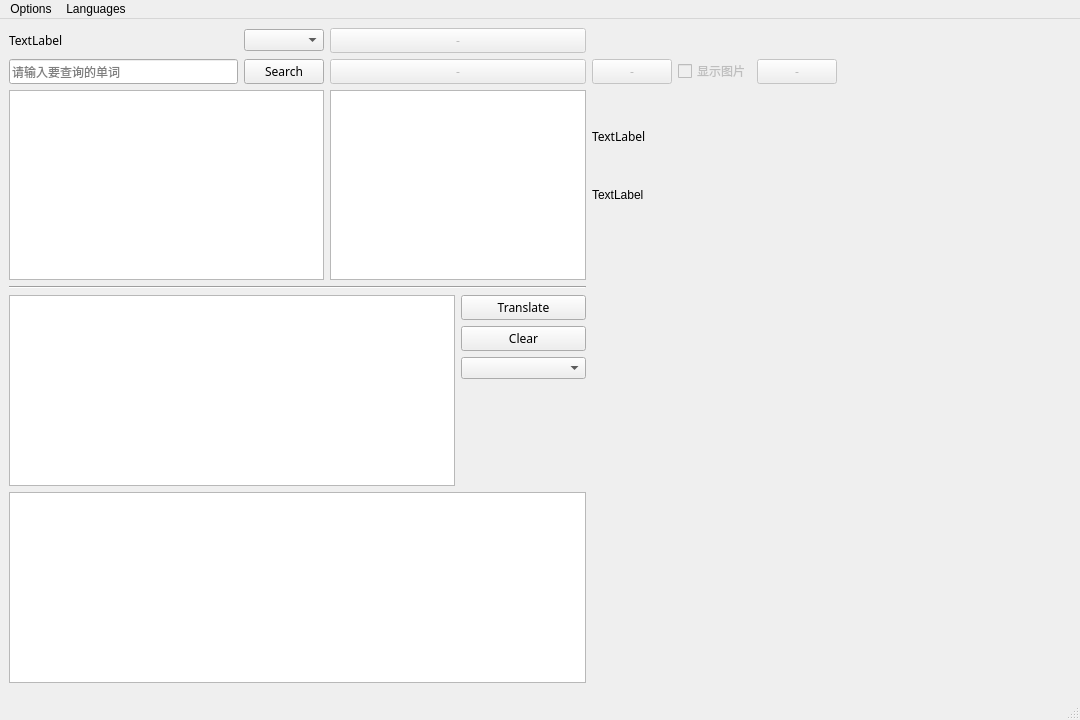
First picture: the form in ui/dict.ui, repository Pickaxe233/Lite-Dict, before the edit.
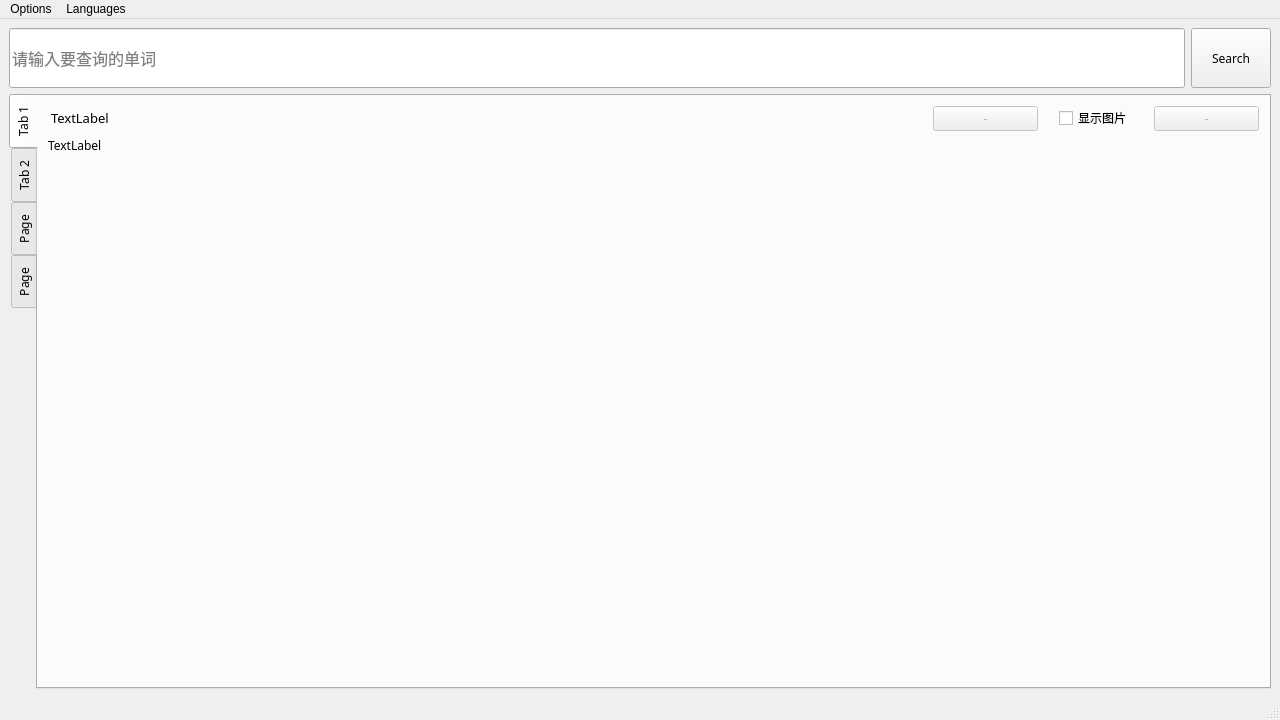
Second picture: the form after the edit.

Patch:
```diff
--- a/ui/dict.ui
+++ b/ui/dict.ui
@@ -6,13 +6,13 @@
    <rect>
     <x>0</x>
     <y>0</y>
-    <width>1080</width>
+    <width>1280</width>
     <height>720</height>
    </rect>
   </property>
   <property name="minimumSize">
    <size>
-    <width>1080</width>
+    <width>1280</width>
     <height>720</height>
    </size>
   </property>
@@ -30,28 +30,100 @@
   </property>
   <widget class="QWidget" name="centralwidget">
    <layout class="QGridLayout" name="gridLayout">
-    <item row="18" column="0">
-     <widget class="QLineEdit" name="lineEdit">
-      <property name="minimumSize">
-       <size>
-        <width>150</width>
-        <height>0</height>
-       </size>
+    <item row="4" column="0" rowspan="2" colspan="2">
+     <widget class="QTabWidget" name="tabWidget">
+      <property name="font">
+       <font>
+        <family>等线</family>
+       </font>
       </property>
+      <property name="tabPosition">
+       <enum>QTabWidget::West</enum>
+      </property>
+      <property name="currentIndex">
+       <number>0</number>
+      </property>
+      <widget class="QWidget" name="tab">
+       <attribute name="title">
+        <string>Tab 1</string>
+       </attribute>
+       <widget class="QWidget" name="gridLayoutWidget">
+        <property name="geometry">
+         <rect>
+          <x>0</x>
+          <y>0</y>
+          <width>1231</width>
+          <height>571</height>
+         </rect>
+        </property>
+        <layout class="QGridLayout" name="gridLayout_2">
+         <property name="leftMargin">
+          <number>10</number>
+         </property>
+         <property name="topMargin">
+          <number>10</number>
+         </property>
+         <property name="rightMargin">
+          <number>10</number>
+         </property>
+         <property name="bottomMargin">
+          <number>10</number>
+         </property>
+         <item row="2" column="10">
+          <widget class="QPushButton" name="pushButton_4">
+           <property name="enabled">
+            <bool>false</bool>
+           </property>
       <property name="font">
        <font>
         <family>等线</family>
        </font>
       </property>
-      <property name="placeholderText">
-       <string>请输入要查询的单词</string>
-      </property>
-      <property name="clearButtonEnabled">
+           <property name="text">
+            <string>-</string>
+           </property>
+          </widget>
+         </item>
+         <item row="2" column="0" colspan="8">
+          <widget class="QLabel" name="label_3">
+           <property name="font">
+            <font>
+             <family>等线</family>
+             <pointsize>10</pointsize>
+            </font>
+           </property>
+           <property name="text">
+            <string>TextLabel</string>
+           </property>
+           <property name="textFormat">
+            <enum>Qt::RichText</enum>
+           </property>
+           <property name="scaledContents">
+            <bool>false</bool>
+           </property>
+           <property name="wordWrap">
        <bool>true</bool>
       </property>
-     </widget>
-    </item>
-    <item row="26" column="3">
+           <property name="indent">
+            <number>3</number>
+           </property>
+          </widget>
+         </item>
+         <item row="2" column="9" alignment="Qt::AlignHCenter">
+          <widget class="QCheckBox" name="checkBox">
+           <property name="text">
+            <string>显示图片</string>
+           </property>
+          </widget>
+         </item>
+         <item row="3" column="0" colspan="11">
+          <widget class="QLabel" name="label">
+           <property name="text">
+            <string>TextLabel</string>
+           </property>
+          </widget>
+         </item>
+         <item row="4" column="0" colspan="11">
      <spacer name="verticalSpacer">
       <property name="orientation">
        <enum>Qt::Vertical</enum>
@@ -64,20 +136,8 @@
       </property>
      </spacer>
     </item>
-    <item row="18" column="1">
-     <widget class="QPushButton" name="pushButton">
-      <property name="font">
-       <font>
-        <family>等线</family>
-       </font>
-      </property>
-      <property name="text">
-       <string>Search</string>
-      </property>
-     </widget>
-    </item>
-    <item row="18" column="9">
-     <widget class="QPushButton" name="pushButton_4">
+         <item row="2" column="8">
+          <widget class="QPushButton" name="pushButton_5">
       <property name="enabled">
        <bool>false</bool>
       </property>
@@ -91,41 +151,110 @@
       </property>
      </widget>
     </item>
-    <item row="22" column="0" colspan="4">
-     <widget class="Line" name="line">
+        </layout>
+       </widget>
+      </widget>
+      <widget class="QWidget" name="tab_2">
+       <attribute name="title">
+        <string>Tab 2</string>
+       </attribute>
+       <widget class="QWidget" name="gridLayoutWidget_2">
+        <property name="geometry">
+         <rect>
+          <x>0</x>
+          <y>0</y>
+          <width>1231</width>
+          <height>571</height>
+         </rect>
+        </property>
+        <layout class="QGridLayout" name="gridLayout_3">
+         <property name="leftMargin">
+          <number>10</number>
+         </property>
+         <property name="topMargin">
+          <number>10</number>
+         </property>
+         <item row="3" column="0" colspan="6">
+          <widget class="QListWidget" name="listWidget_2">
+           <property name="font">
+            <font>
+             <family>等线</family>
+            </font>
+           </property>
+           <property name="wordWrap">
+            <bool>true</bool>
+           </property>
+          </widget>
+         </item>
+         <item row="1" column="5">
+          <spacer name="horizontalSpacer">
       <property name="orientation">
        <enum>Qt::Horizontal</enum>
       </property>
-     </widget>
-    </item>
-    <item row="18" column="8">
-     <widget class="QCheckBox" name="checkBox">
+           <property name="sizeHint" stdset="0">
+            <size>
+             <width>40</width>
+             <height>20</height>
+            </size>
+           </property>
+          </spacer>
+         </item>
+         <item row="1" column="0" colspan="3">
+          <widget class="QPushButton" name="pushButton_2">
       <property name="enabled">
        <bool>false</bool>
       </property>
       <property name="font">
        <font>
         <family>等线</family>
+             <pointsize>12</pointsize>
        </font>
       </property>
       <property name="text">
-       <string>显示图片</string>
+            <string>-</string>
       </property>
      </widget>
     </item>
-    <item row="24" column="3">
-     <widget class="QPushButton" name="pushButton_7">
+         <item row="0" column="0" colspan="5">
+          <widget class="QLabel" name="label_2">
       <property name="font">
        <font>
         <family>等线</family>
+             <pointsize>20</pointsize>
+             <bold>true</bold>
        </font>
       </property>
       <property name="text">
-       <string>Clear</string>
-      </property>
-     </widget>
-    </item>
-    <item row="20" column="0" rowspan="2" colspan="2">
+            <string>TextLabel</string>
+           </property>
+           <property name="margin">
+            <number>10</number>
+           </property>
+          </widget>
+         </item>
+         <item row="1" column="3" colspan="2">
+          <widget class="QPushButton" name="pushButton_3">
+           <property name="enabled">
+            <bool>false</bool>
+           </property>
+           <property name="minimumSize">
+            <size>
+             <width>150</width>
+             <height>0</height>
+            </size>
+           </property>
+           <property name="font">
+            <font>
+             <family>等线</family>
+             <pointsize>12</pointsize>
+            </font>
+           </property>
+           <property name="text">
+            <string>-</string>
+           </property>
+          </widget>
+         </item>
+         <item row="2" column="0" colspan="6">
      <widget class="QListWidget" name="listWidget">
       <property name="font">
        <font>
@@ -149,126 +278,60 @@
       </property>
      </widget>
     </item>
-    <item row="23" column="0" rowspan="4" colspan="3">
-     <widget class="QPlainTextEdit" name="plainTextEdit"/>
-    </item>
-    <item row="20" column="2" rowspan="2" colspan="2">
-     <widget class="QListWidget" name="listWidget_2">
-      <property name="font">
-       <font>
-        <family>等线</family>
-       </font>
-      </property>
-      <property name="wordWrap">
-       <bool>true</bool>
-      </property>
-     </widget>
-    </item>
-    <item row="18" column="6" colspan="2">
-     <widget class="QPushButton" name="pushButton_5">
-      <property name="enabled">
-       <bool>false</bool>
-      </property>
-      <property name="font">
-       <font>
-        <family>等线</family>
-       </font>
-      </property>
-      <property name="text">
-       <string>-</string>
-      </property>
-     </widget>
-    </item>
-    <item row="18" column="10">
-     <spacer name="horizontalSpacer">
-      <property name="orientation">
-       <enum>Qt::Horizontal</enum>
-      </property>
-      <property name="sizeHint" stdset="0">
-       <size>
-        <width>40</width>
-        <height>20</height>
-       </size>
-      </property>
-     </spacer>
-    </item>
-    <item row="27" column="0" colspan="4">
-     <widget class="QTextBrowser" name="textBrowser">
-      <property name="openLinks">
-       <bool>false</bool>
-      </property>
-     </widget>
-    </item>
-    <item row="25" column="3">
-     <widget class="QComboBox" name="comboBox_2"/>
-    </item>
-    <item row="23" column="3">
-     <widget class="QPushButton" name="pushButton_6">
-      <property name="font">
-       <font>
-        <family>等线</family>
-       </font>
-      </property>
-      <property name="text">
-       <string>Translate</string>
-      </property>
-     </widget>
-    </item>
-    <item row="20" column="6" colspan="5">
-     <widget class="QLabel" name="label_3">
-      <property name="font">
-       <font>
-        <family>等线</family>
-       </font>
-      </property>
-      <property name="text">
-       <string>TextLabel</string>
-      </property>
-      <property name="wordWrap">
-       <bool>true</bool>
-      </property>
-     </widget>
+        </layout>
+       </widget>
+      </widget>
+      <widget class="QWidget" name="tab_3">
+       <attribute name="title">
+        <string>Page</string>
+       </attribute>
+       <widget class="QWidget" name="gridLayoutWidget_3">
+        <property name="geometry">
+         <rect>
+          <x>-1</x>
+          <y>-1</y>
+          <width>1231</width>
+          <height>571</height>
+         </rect>
+        </property>
+        <layout class="QGridLayout" name="gridLayout_4"/>
+       </widget>
+      </widget>
+      <widget class="QWidget" name="tab_4">
+       <attribute name="title">
+        <string>Page</string>
+       </attribute>
+      </widget>
+     </widget>
     </item>
-    <item row="18" column="2" colspan="2">
-     <widget class="QPushButton" name="pushButton_3">
-      <property name="enabled">
-       <bool>false</bool>
-      </property>
+    <item row="3" column="0">
+     <widget class="QLineEdit" name="lineEdit">
       <property name="minimumSize">
        <size>
-        <width>150</width>
-        <height>0</height>
+        <width>300</width>
+        <height>60</height>
        </size>
       </property>
       <property name="font">
        <font>
         <family>等线</family>
+        <pointsize>12</pointsize>
        </font>
       </property>
-      <property name="text">
-       <string>-</string>
+      <property name="placeholderText">
+       <string>请输入要查询的单词</string>
       </property>
-     </widget>
-    </item>
-    <item row="21" column="6" rowspan="8" colspan="5" alignment="Qt::AlignTop">
-     <widget class="QLabel" name="label">
-      <property name="text">
-       <string>TextLabel</string>
+      <property name="clearButtonEnabled">
+       <bool>true</bool>
       </property>
      </widget>
     </item>
-    <item row="17" column="1">
-     <widget class="QComboBox" name="comboBox"/>
-    </item>
-    <item row="17" column="2" colspan="2" alignment="Qt::AlignBottom">
-     <widget class="QPushButton" name="pushButton_2">
-      <property name="enabled">
-       <bool>false</bool>
-      </property>
+    <item row="3" column="1">
+     <widget class="QPushButton" name="pushButton">
       <property name="minimumSize">
        <size>
-        <width>150</width>
-        <height>0</height>
+        <width>0</width>
+        <height>60</height>
        </size>
       </property>
       <property name="font">
@@ -277,22 +340,7 @@
        </font>
       </property>
       <property name="text">
-       <string>-</string>
-      </property>
-     </widget>
-    </item>
-    <item row="17" column="0">
-     <widget class="QLabel" name="label_2">
-      <property name="font">
-       <font>
-        <family>等线</family>
-       </font>
-      </property>
-      <property name="text">
-       <string>TextLabel</string>
-      </property>
-      <property name="textFormat">
-       <enum>Qt::AutoText</enum>
+       <string>Search</string>
       </property>
      </widget>
     </item>
@@ -303,8 +351,8 @@
     <rect>
      <x>0</x>
      <y>0</y>
-     <width>1080</width>
-     <height>22</height>
+     <width>1280</width>
+     <height>30</height>
     </rect>
    </property>
    <widget class="QMenu" name="menuOptions">
```
Left out of the diff: 6 changed lines with no effect on the pictures. Lines whose indentation alone changed are shown as unchanged.
